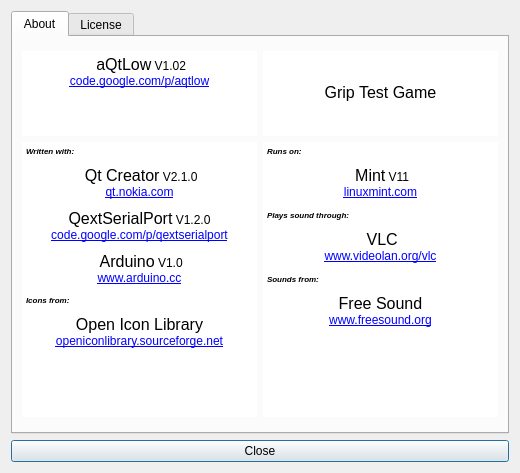
First picture: the form in aQtLow/about.ui, repository bilenadam/aqtlow, before the edit.
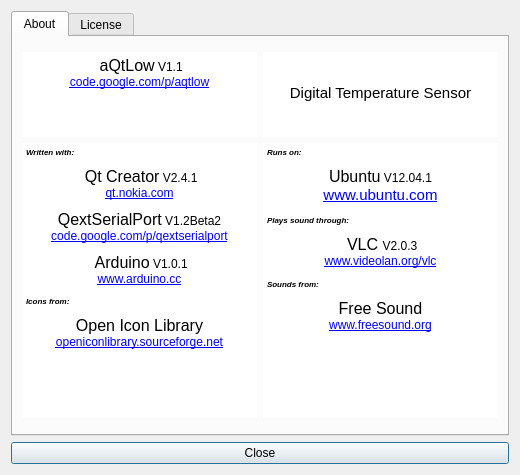
Second picture: the form after the edit. Icons and pictures are not drawn.

Commit message: updated qextserialport and pro file to make it run in windows

Patch:
```diff
--- a/aQtLow/about.ui
+++ b/aQtLow/about.ui
@@ -7,7 +7,7 @@
     <x>0</x>
     <y>0</y>
     <width>520</width>
-    <height>473</height>
+    <height>475</height>
    </rect>
   </property>
   <property name="windowTitle">
@@ -86,9 +86,9 @@
               <string>&lt;!DOCTYPE HTML PUBLIC &quot;-//W3C//DTD HTML 4.0//EN&quot; &quot;http://www.w3.org/TR/REC-html40/strict.dtd&quot;&gt;
 &lt;html&gt;&lt;head&gt;&lt;meta name=&quot;qrichtext&quot; content=&quot;1&quot; /&gt;&lt;style type=&quot;text/css&quot;&gt;
 p, li { white-space: pre-wrap; }
-&lt;/style&gt;&lt;/head&gt;&lt;body style=&quot; font-family:'Sans'; font-size:9pt; font-weight:400; font-style:normal;&quot;&gt;
-&lt;p align=&quot;center&quot; style=&quot; margin-top:0px; margin-bottom:0px; margin-left:0px; margin-right:0px; -qt-block-indent:0; text-indent:0px;&quot;&gt;&lt;img src=&quot;:/Pix/Icons/dipstick-small.png&quot; /&gt; &lt;span style=&quot; font-size:12pt;&quot;&gt;aQtLow&lt;/span&gt; V1.02&lt;/p&gt;
-&lt;p align=&quot;center&quot; style=&quot; margin-top:0px; margin-bottom:0px; margin-left:0px; margin-right:0px; -qt-block-indent:0; text-indent:0px;&quot;&gt;&lt;a href=&quot;http://code.google.com/p/aqtlow/&quot;&gt;&lt;span style=&quot; text-decoration: underline; color:#0000ff;&quot;&gt;code.google.com/p/aqtlow&lt;/span&gt;&lt;/a&gt;&lt;/p&gt;&lt;/body&gt;&lt;/html&gt;</string>
+&lt;/style&gt;&lt;/head&gt;&lt;body style=&quot; font-family:'Ubuntu'; font-size:11pt; font-weight:400; font-style:normal;&quot;&gt;
+&lt;p align=&quot;center&quot; style=&quot; margin-top:0px; margin-bottom:0px; margin-left:0px; margin-right:0px; -qt-block-indent:0; text-indent:0px;&quot;&gt;&lt;img src=&quot;:/Pix/Icons/dipstick-small.png&quot; /&gt;&lt;span style=&quot; font-family:'Sans'; font-size:9pt;&quot;&gt; &lt;/span&gt;&lt;span style=&quot; font-family:'Sans'; font-size:12pt;&quot;&gt;aQtLow&lt;/span&gt;&lt;span style=&quot; font-family:'Sans'; font-size:9pt;&quot;&gt; V1.1&lt;/span&gt;&lt;/p&gt;
+&lt;p align=&quot;center&quot; style=&quot; margin-top:0px; margin-bottom:0px; margin-left:0px; margin-right:0px; -qt-block-indent:0; text-indent:0px;&quot;&gt;&lt;a href=&quot;http://code.google.com/p/aqtlow/&quot;&gt;&lt;span style=&quot; font-family:'Sans'; font-size:9pt; text-decoration: underline; color:#0000ff;&quot;&gt;code.google.com/p/aqtlow&lt;/span&gt;&lt;/a&gt;&lt;/p&gt;&lt;/body&gt;&lt;/html&gt;</string>
              </property>
              <property name="openExternalLinks">
               <bool>true</bool>
@@ -153,10 +153,10 @@
               <string>&lt;!DOCTYPE HTML PUBLIC &quot;-//W3C//DTD HTML 4.0//EN&quot; &quot;http://www.w3.org/TR/REC-html40/strict.dtd&quot;&gt;
 &lt;html&gt;&lt;head&gt;&lt;meta name=&quot;qrichtext&quot; content=&quot;1&quot; /&gt;&lt;style type=&quot;text/css&quot;&gt;
 p, li { white-space: pre-wrap; }
-&lt;/style&gt;&lt;/head&gt;&lt;body style=&quot; font-family:'Sans'; font-size:9pt; font-weight:400; font-style:normal;&quot;&gt;
-&lt;p align=&quot;center&quot; style=&quot;-qt-paragraph-type:empty; margin-top:0px; margin-bottom:0px; margin-left:0px; margin-right:0px; -qt-block-indent:0; text-indent:0px;&quot;&gt;&lt;/p&gt;
-&lt;p align=&quot;center&quot; style=&quot;-qt-paragraph-type:empty; margin-top:0px; margin-bottom:0px; margin-left:0px; margin-right:0px; -qt-block-indent:0; text-indent:0px;&quot;&gt;&lt;/p&gt;
-&lt;p align=&quot;center&quot; style=&quot; margin-top:0px; margin-bottom:0px; margin-left:0px; margin-right:0px; -qt-block-indent:0; text-indent:0px;&quot;&gt;&lt;span style=&quot; font-size:12pt;&quot;&gt;Grip Test Game&lt;/span&gt;&lt;/p&gt;&lt;/body&gt;&lt;/html&gt;</string>
+&lt;/style&gt;&lt;/head&gt;&lt;body style=&quot; font-family:'Ubuntu'; font-size:11pt; font-weight:400; font-style:normal;&quot;&gt;
+&lt;p align=&quot;center&quot; style=&quot;-qt-paragraph-type:empty; margin-top:0px; margin-bottom:0px; margin-left:0px; margin-right:0px; -qt-block-indent:0; text-indent:0px; font-family:'Sans'; font-size:9pt;&quot;&gt;&lt;br /&gt;&lt;/p&gt;
+&lt;p align=&quot;center&quot; style=&quot;-qt-paragraph-type:empty; margin-top:0px; margin-bottom:0px; margin-left:0px; margin-right:0px; -qt-block-indent:0; text-indent:0px; font-family:'Sans'; font-size:9pt;&quot;&gt;&lt;br /&gt;&lt;/p&gt;
+&lt;p align=&quot;center&quot; style=&quot; margin-top:0px; margin-bottom:0px; margin-left:0px; margin-right:0px; -qt-block-indent:0; text-indent:0px;&quot;&gt;Digital Temperature Sensor&lt;/p&gt;&lt;/body&gt;&lt;/html&gt;</string>
              </property>
             </widget>
            </item>
@@ -222,23 +222,23 @@
               <string>&lt;!DOCTYPE HTML PUBLIC &quot;-//W3C//DTD HTML 4.0//EN&quot; &quot;http://www.w3.org/TR/REC-html40/strict.dtd&quot;&gt;
 &lt;html&gt;&lt;head&gt;&lt;meta name=&quot;qrichtext&quot; content=&quot;1&quot; /&gt;&lt;style type=&quot;text/css&quot;&gt;
 p, li { white-space: pre-wrap; }
-&lt;/style&gt;&lt;/head&gt;&lt;body style=&quot; font-family:'Sans'; font-size:9pt; font-weight:400; font-style:normal;&quot;&gt;
-&lt;p style=&quot; margin-top:0px; margin-bottom:0px; margin-left:0px; margin-right:0px; -qt-block-indent:0; text-indent:0px;&quot;&gt;&lt;span style=&quot; font-size:6pt; font-weight:600; font-style:italic;&quot;&gt;Written with:&lt;/span&gt;&lt;/p&gt;
-&lt;p style=&quot;-qt-paragraph-type:empty; margin-top:0px; margin-bottom:0px; margin-left:0px; margin-right:0px; -qt-block-indent:0; text-indent:0px; font-size:6pt;&quot;&gt;&lt;/p&gt;
-&lt;p align=&quot;center&quot; style=&quot; margin-top:0px; margin-bottom:0px; margin-left:0px; margin-right:0px; -qt-block-indent:0; text-indent:0px;&quot;&gt;&lt;img src=&quot;:/Pix/Icons/qtcreator.png&quot; /&gt; &lt;span style=&quot; font-size:12pt;&quot;&gt;Qt Creator&lt;/span&gt; V2.1.0&lt;/p&gt;
-&lt;p align=&quot;center&quot; style=&quot; margin-top:0px; margin-bottom:0px; margin-left:0px; margin-right:0px; -qt-block-indent:0; text-indent:0px;&quot;&gt;&lt;a href=&quot;http://qt.nokia.com/&quot;&gt;&lt;span style=&quot; text-decoration: underline; color:#0000ff;&quot;&gt;qt.nokia.com&lt;/span&gt;&lt;/a&gt;&lt;/p&gt;
-&lt;p align=&quot;center&quot; style=&quot;-qt-paragraph-type:empty; margin-top:0px; margin-bottom:0px; margin-left:0px; margin-right:0px; -qt-block-indent:0; text-indent:0px; font-size:6pt; color:#000000;&quot;&gt;&lt;/p&gt;
-&lt;p align=&quot;center&quot; style=&quot; margin-top:0px; margin-bottom:0px; margin-left:0px; margin-right:0px; -qt-block-indent:0; text-indent:0px;&quot;&gt;&lt;span style=&quot; font-size:12pt;&quot;&gt;QextSerialPort&lt;/span&gt; V1.2.0&lt;/p&gt;
-&lt;p align=&quot;center&quot; style=&quot; margin-top:0px; margin-bottom:0px; margin-left:0px; margin-right:0px; -qt-block-indent:0; text-indent:0px;&quot;&gt;&lt;a href=&quot;http://code.google.com/p/qextserialport/&quot;&gt;&lt;span style=&quot; text-decoration: underline; color:#0000ff;&quot;&gt;code.google.com/p/qextserialport&lt;/span&gt;&lt;/a&gt;&lt;/p&gt;
-&lt;p align=&quot;center&quot; style=&quot;-qt-paragraph-type:empty; margin-top:0px; margin-bottom:0px; margin-left:0px; margin-right:0px; -qt-block-indent:0; text-indent:0px; font-size:6pt; color:#000000;&quot;&gt;&lt;/p&gt;
-&lt;p align=&quot;center&quot; style=&quot; margin-top:0px; margin-bottom:0px; margin-left:0px; margin-right:0px; -qt-block-indent:0; text-indent:0px;&quot;&gt;&lt;img src=&quot;:/Pix/Icons/arduino.xpm&quot; /&gt; &lt;span style=&quot; font-size:12pt;&quot;&gt;Arduino&lt;/span&gt; V1.0&lt;/p&gt;
-&lt;p align=&quot;center&quot; style=&quot; margin-top:0px; margin-bottom:0px; margin-left:0px; margin-right:0px; -qt-block-indent:0; text-indent:0px;&quot;&gt;&lt;a href=&quot;http://www.arduino.cc/&quot;&gt;&lt;span style=&quot; text-decoration: underline; color:#0000ff;&quot;&gt;www.arduino.cc&lt;/span&gt;&lt;/a&gt;&lt;/p&gt;
-&lt;p style=&quot;-qt-paragraph-type:empty; margin-top:0px; margin-bottom:0px; margin-left:0px; margin-right:0px; -qt-block-indent:0; text-indent:0px; font-size:6pt; font-weight:600; font-style:italic; color:#000000;&quot;&gt;&lt;/p&gt;
-&lt;p style=&quot; margin-top:0px; margin-bottom:0px; margin-left:0px; margin-right:0px; -qt-block-indent:0; text-indent:0px;&quot;&gt;&lt;span style=&quot; font-size:6pt; font-weight:600; font-style:italic; color:#000000;&quot;&gt;Icons from:&lt;/span&gt;&lt;/p&gt;
-&lt;p align=&quot;center&quot; style=&quot;-qt-paragraph-type:empty; margin-top:0px; margin-bottom:0px; margin-left:0px; margin-right:0px; -qt-block-indent:0; text-indent:0px; font-size:6pt; color:#000000;&quot;&gt;&lt;/p&gt;
-&lt;p align=&quot;center&quot; style=&quot; margin-top:0px; margin-bottom:0px; margin-left:0px; margin-right:0px; -qt-block-indent:0; text-indent:0px;&quot;&gt;&lt;span style=&quot; font-size:12pt;&quot;&gt;Open Icon Library&lt;/span&gt;&lt;/p&gt;
-&lt;p align=&quot;center&quot; style=&quot; margin-top:0px; margin-bottom:0px; margin-left:0px; margin-right:0px; -qt-block-indent:0; text-indent:0px;&quot;&gt;&lt;a href=&quot;http://openiconlibrary.sourceforge.net/&quot;&gt;&lt;span style=&quot; text-decoration: underline; color:#0000ff;&quot;&gt;openiconlibrary.sourceforge.net&lt;/span&gt;&lt;/a&gt;&lt;/p&gt;
-&lt;p align=&quot;center&quot; style=&quot;-qt-paragraph-type:empty; margin-top:0px; margin-bottom:0px; margin-left:0px; margin-right:0px; -qt-block-indent:0; text-indent:0px; font-size:7pt; color:#000000;&quot;&gt;&lt;/p&gt;&lt;/body&gt;&lt;/html&gt;</string>
+&lt;/style&gt;&lt;/head&gt;&lt;body style=&quot; font-family:'Ubuntu'; font-size:11pt; font-weight:400; font-style:normal;&quot;&gt;
+&lt;p style=&quot; margin-top:0px; margin-bottom:0px; margin-left:0px; margin-right:0px; -qt-block-indent:0; text-indent:0px;&quot;&gt;&lt;span style=&quot; font-family:'Sans'; font-size:6pt; font-weight:600; font-style:italic;&quot;&gt;Written with:&lt;/span&gt;&lt;/p&gt;
+&lt;p style=&quot;-qt-paragraph-type:empty; margin-top:0px; margin-bottom:0px; margin-left:0px; margin-right:0px; -qt-block-indent:0; text-indent:0px; font-family:'Sans'; font-size:6pt;&quot;&gt;&lt;br /&gt;&lt;/p&gt;
+&lt;p align=&quot;center&quot; style=&quot; margin-top:0px; margin-bottom:0px; margin-left:0px; margin-right:0px; -qt-block-indent:0; text-indent:0px;&quot;&gt;&lt;img src=&quot;:/Pix/Icons/qtcreator.png&quot; /&gt;&lt;span style=&quot; font-family:'Sans'; font-size:9pt;&quot;&gt; &lt;/span&gt;&lt;span style=&quot; font-family:'Sans'; font-size:12pt;&quot;&gt;Qt Creator&lt;/span&gt;&lt;span style=&quot; font-family:'Sans'; font-size:9pt;&quot;&gt; V2.4.1&lt;/span&gt;&lt;/p&gt;
+&lt;p align=&quot;center&quot; style=&quot; margin-top:0px; margin-bottom:0px; margin-left:0px; margin-right:0px; -qt-block-indent:0; text-indent:0px;&quot;&gt;&lt;a href=&quot;http://qt.nokia.com/&quot;&gt;&lt;span style=&quot; font-family:'Sans'; font-size:9pt; text-decoration: underline; color:#0000ff;&quot;&gt;qt.nokia.com&lt;/span&gt;&lt;/a&gt;&lt;/p&gt;
+&lt;p align=&quot;center&quot; style=&quot;-qt-paragraph-type:empty; margin-top:0px; margin-bottom:0px; margin-left:0px; margin-right:0px; -qt-block-indent:0; text-indent:0px; font-family:'Sans'; font-size:6pt; color:#000000;&quot;&gt;&lt;br /&gt;&lt;/p&gt;
+&lt;p align=&quot;center&quot; style=&quot; margin-top:0px; margin-bottom:0px; margin-left:0px; margin-right:0px; -qt-block-indent:0; text-indent:0px;&quot;&gt;&lt;span style=&quot; font-family:'Sans'; font-size:12pt;&quot;&gt;QextSerialPort&lt;/span&gt;&lt;span style=&quot; font-family:'Sans'; font-size:9pt;&quot;&gt; V1.2Beta2&lt;/span&gt;&lt;/p&gt;
+&lt;p align=&quot;center&quot; style=&quot; margin-top:0px; margin-bottom:0px; margin-left:0px; margin-right:0px; -qt-block-indent:0; text-indent:0px;&quot;&gt;&lt;a href=&quot;http://code.google.com/p/qextserialport/&quot;&gt;&lt;span style=&quot; font-family:'Sans'; font-size:9pt; text-decoration: underline; color:#0000ff;&quot;&gt;code.google.com/p/qextserialport&lt;/span&gt;&lt;/a&gt;&lt;/p&gt;
+&lt;p align=&quot;center&quot; style=&quot;-qt-paragraph-type:empty; margin-top:0px; margin-bottom:0px; margin-left:0px; margin-right:0px; -qt-block-indent:0; text-indent:0px; font-family:'Sans'; font-size:6pt; color:#000000;&quot;&gt;&lt;br /&gt;&lt;/p&gt;
+&lt;p align=&quot;center&quot; style=&quot; margin-top:0px; margin-bottom:0px; margin-left:0px; margin-right:0px; -qt-block-indent:0; text-indent:0px;&quot;&gt;&lt;img src=&quot;:/Pix/Icons/arduino.xpm&quot; /&gt;&lt;span style=&quot; font-family:'Sans'; font-size:9pt;&quot;&gt; &lt;/span&gt;&lt;span style=&quot; font-family:'Sans'; font-size:12pt;&quot;&gt;Arduino&lt;/span&gt;&lt;span style=&quot; font-family:'Sans'; font-size:9pt;&quot;&gt; V1.0.1&lt;/span&gt;&lt;/p&gt;
+&lt;p align=&quot;center&quot; style=&quot; margin-top:0px; margin-bottom:0px; margin-left:0px; margin-right:0px; -qt-block-indent:0; text-indent:0px;&quot;&gt;&lt;a href=&quot;http://www.arduino.cc/&quot;&gt;&lt;span style=&quot; font-family:'Sans'; font-size:9pt; text-decoration: underline; color:#0000ff;&quot;&gt;www.arduino.cc&lt;/span&gt;&lt;/a&gt;&lt;/p&gt;
+&lt;p style=&quot;-qt-paragraph-type:empty; margin-top:0px; margin-bottom:0px; margin-left:0px; margin-right:0px; -qt-block-indent:0; text-indent:0px; font-family:'Sans'; font-size:6pt; font-weight:600; font-style:italic; color:#000000;&quot;&gt;&lt;br /&gt;&lt;/p&gt;
+&lt;p style=&quot; margin-top:0px; margin-bottom:0px; margin-left:0px; margin-right:0px; -qt-block-indent:0; text-indent:0px;&quot;&gt;&lt;span style=&quot; font-family:'Sans'; font-size:6pt; font-weight:600; font-style:italic; color:#000000;&quot;&gt;Icons from:&lt;/span&gt;&lt;/p&gt;
+&lt;p align=&quot;center&quot; style=&quot;-qt-paragraph-type:empty; margin-top:0px; margin-bottom:0px; margin-left:0px; margin-right:0px; -qt-block-indent:0; text-indent:0px; font-family:'Sans'; font-size:6pt; color:#000000;&quot;&gt;&lt;br /&gt;&lt;/p&gt;
+&lt;p align=&quot;center&quot; style=&quot; margin-top:0px; margin-bottom:0px; margin-left:0px; margin-right:0px; -qt-block-indent:0; text-indent:0px;&quot;&gt;&lt;span style=&quot; font-family:'Sans'; font-size:12pt;&quot;&gt;Open Icon Library&lt;/span&gt;&lt;/p&gt;
+&lt;p align=&quot;center&quot; style=&quot; margin-top:0px; margin-bottom:0px; margin-left:0px; margin-right:0px; -qt-block-indent:0; text-indent:0px;&quot;&gt;&lt;a href=&quot;http://openiconlibrary.sourceforge.net/&quot;&gt;&lt;span style=&quot; font-family:'Sans'; font-size:9pt; text-decoration: underline; color:#0000ff;&quot;&gt;openiconlibrary.sourceforge.net&lt;/span&gt;&lt;/a&gt;&lt;/p&gt;
+&lt;p align=&quot;center&quot; style=&quot;-qt-paragraph-type:empty; margin-top:0px; margin-bottom:0px; margin-left:0px; margin-right:0px; -qt-block-indent:0; text-indent:0px; font-family:'Sans'; font-size:7pt; color:#000000;&quot;&gt;&lt;br /&gt;&lt;/p&gt;&lt;/body&gt;&lt;/html&gt;</string>
              </property>
              <property name="openExternalLinks">
               <bool>true</bool>
@@ -303,21 +303,21 @@
               <string>&lt;!DOCTYPE HTML PUBLIC &quot;-//W3C//DTD HTML 4.0//EN&quot; &quot;http://www.w3.org/TR/REC-html40/strict.dtd&quot;&gt;
 &lt;html&gt;&lt;head&gt;&lt;meta name=&quot;qrichtext&quot; content=&quot;1&quot; /&gt;&lt;style type=&quot;text/css&quot;&gt;
 p, li { white-space: pre-wrap; }
-&lt;/style&gt;&lt;/head&gt;&lt;body style=&quot; font-family:'Sans'; font-size:9pt; font-weight:400; font-style:normal;&quot;&gt;
-&lt;p style=&quot; margin-top:0px; margin-bottom:0px; margin-left:0px; margin-right:0px; -qt-block-indent:0; text-indent:0px;&quot;&gt;&lt;span style=&quot; font-size:6pt; font-weight:600; font-style:italic;&quot;&gt;Runs on:&lt;/span&gt;&lt;/p&gt;
-&lt;p style=&quot;-qt-paragraph-type:empty; margin-top:0px; margin-bottom:0px; margin-left:0px; margin-right:0px; -qt-block-indent:0; text-indent:0px; font-size:6pt;&quot;&gt;&lt;/p&gt;
-&lt;p align=&quot;center&quot; style=&quot; margin-top:0px; margin-bottom:0px; margin-left:0px; margin-right:0px; -qt-block-indent:0; text-indent:0px;&quot;&gt;&lt;img src=&quot;:/Pix/Icons/Mint.png&quot; /&gt; &lt;span style=&quot; font-size:12pt;&quot;&gt;Mint&lt;/span&gt; V11&lt;/p&gt;
-&lt;p align=&quot;center&quot; style=&quot; margin-top:0px; margin-bottom:0px; margin-left:0px; margin-right:0px; -qt-block-indent:0; text-indent:0px;&quot;&gt;&lt;a href=&quot;http://linuxmint.com/&quot;&gt;&lt;span style=&quot; text-decoration: underline; color:#0000ff;&quot;&gt;linuxmint.com&lt;/span&gt;&lt;/a&gt;&lt;/p&gt;
-&lt;p style=&quot;-qt-paragraph-type:empty; margin-top:0px; margin-bottom:0px; margin-left:0px; margin-right:0px; -qt-block-indent:0; text-indent:0px; font-size:7pt;&quot;&gt;&lt;/p&gt;
-&lt;p style=&quot; margin-top:0px; margin-bottom:0px; margin-left:0px; margin-right:0px; -qt-block-indent:0; text-indent:0px;&quot;&gt;&lt;span style=&quot; font-size:6pt; font-weight:600; font-style:italic;&quot;&gt;Plays sound through:&lt;/span&gt;&lt;/p&gt;
-&lt;p style=&quot;-qt-paragraph-type:empty; margin-top:0px; margin-bottom:0px; margin-left:0px; margin-right:0px; -qt-block-indent:0; text-indent:0px; font-size:6pt;&quot;&gt;&lt;/p&gt;
-&lt;p align=&quot;center&quot; style=&quot; margin-top:0px; margin-bottom:0px; margin-left:0px; margin-right:0px; -qt-block-indent:0; text-indent:0px;&quot;&gt;&lt;img src=&quot;:/Pix/Icons/vlc.png&quot; /&gt; &lt;span style=&quot; font-size:12pt;&quot;&gt;VLC&lt;/span&gt;&lt;/p&gt;
-&lt;p align=&quot;center&quot; style=&quot; margin-top:0px; margin-bottom:0px; margin-left:0px; margin-right:0px; -qt-block-indent:0; text-indent:0px;&quot;&gt;&lt;a href=&quot;http://www.videolan.org/vlc/&quot;&gt;&lt;span style=&quot; text-decoration: underline; color:#0000ff;&quot;&gt;www.videolan.org/vlc&lt;/span&gt;&lt;/a&gt;&lt;/p&gt;
-&lt;p style=&quot;-qt-paragraph-type:empty; margin-top:0px; margin-bottom:0px; margin-left:0px; margin-right:0px; -qt-block-indent:0; text-indent:0px; font-size:7pt;&quot;&gt;&lt;/p&gt;
-&lt;p style=&quot; margin-top:0px; margin-bottom:0px; margin-left:0px; margin-right:0px; -qt-block-indent:0; text-indent:0px;&quot;&gt;&lt;span style=&quot; font-size:6pt; font-weight:600; font-style:italic; color:#000000;&quot;&gt;Sounds from:&lt;/span&gt;&lt;/p&gt;
-&lt;p align=&quot;center&quot; style=&quot;-qt-paragraph-type:empty; margin-top:0px; margin-bottom:0px; margin-left:0px; margin-right:0px; -qt-block-indent:0; text-indent:0px; font-size:6pt; color:#000000;&quot;&gt;&lt;/p&gt;
-&lt;p align=&quot;center&quot; style=&quot; margin-top:0px; margin-bottom:0px; margin-left:0px; margin-right:0px; -qt-block-indent:0; text-indent:0px;&quot;&gt;&lt;span style=&quot; font-size:12pt;&quot;&gt;Free Sound&lt;/span&gt;&lt;/p&gt;
-&lt;p align=&quot;center&quot; style=&quot; margin-top:0px; margin-bottom:0px; margin-left:0px; margin-right:0px; -qt-block-indent:0; text-indent:0px;&quot;&gt;&lt;a href=&quot;http://www.freesound.org/&quot;&gt;&lt;span style=&quot; text-decoration: underline; color:#0000ff;&quot;&gt;www.freesound.org&lt;/span&gt;&lt;/a&gt;&lt;/p&gt;&lt;/body&gt;&lt;/html&gt;</string>
+&lt;/style&gt;&lt;/head&gt;&lt;body style=&quot; font-family:'Ubuntu'; font-size:11pt; font-weight:400; font-style:normal;&quot;&gt;
+&lt;p style=&quot; margin-top:0px; margin-bottom:0px; margin-left:0px; margin-right:0px; -qt-block-indent:0; text-indent:0px;&quot;&gt;&lt;span style=&quot; font-family:'Sans'; font-size:6pt; font-weight:600; font-style:italic;&quot;&gt;Runs on:&lt;/span&gt;&lt;/p&gt;
+&lt;p style=&quot;-qt-paragraph-type:empty; margin-top:0px; margin-bottom:0px; margin-left:0px; margin-right:0px; -qt-block-indent:0; text-indent:0px; font-family:'Sans'; font-size:6pt;&quot;&gt;&lt;br /&gt;&lt;/p&gt;
+&lt;p align=&quot;center&quot; style=&quot; margin-top:0px; margin-bottom:0px; margin-left:0px; margin-right:0px; -qt-block-indent:0; text-indent:0px;&quot;&gt;&lt;span style=&quot; font-family:'Sans'; font-size:12pt;&quot;&gt;Ubuntu&lt;/span&gt;&lt;span style=&quot; font-family:'Sans'; font-size:9pt;&quot;&gt; V12.04.1&lt;/span&gt;&lt;/p&gt;
+&lt;p align=&quot;center&quot; style=&quot; margin-top:0px; margin-bottom:0px; margin-left:0px; margin-right:0px; -qt-block-indent:0; text-indent:0px;&quot;&gt;&lt;a href=&quot;http://www.ubuntu.com/&quot;&gt;&lt;span style=&quot; text-decoration: underline; color:#0000ff;&quot;&gt;www.ubuntu.com&lt;/span&gt;&lt;/a&gt;&lt;/p&gt;
+&lt;p style=&quot;-qt-paragraph-type:empty; margin-top:0px; margin-bottom:0px; margin-left:0px; margin-right:0px; -qt-block-indent:0; text-indent:0px; font-family:'Sans'; font-size:7pt;&quot;&gt;&lt;br /&gt;&lt;/p&gt;
+&lt;p style=&quot; margin-top:0px; margin-bottom:0px; margin-left:0px; margin-right:0px; -qt-block-indent:0; text-indent:0px;&quot;&gt;&lt;span style=&quot; font-family:'Sans'; font-size:6pt; font-weight:600; font-style:italic;&quot;&gt;Plays sound through:&lt;/span&gt;&lt;/p&gt;
+&lt;p style=&quot;-qt-paragraph-type:empty; margin-top:0px; margin-bottom:0px; margin-left:0px; margin-right:0px; -qt-block-indent:0; text-indent:0px; font-family:'Sans'; font-size:6pt;&quot;&gt;&lt;br /&gt;&lt;/p&gt;
+&lt;p align=&quot;center&quot; style=&quot; margin-top:0px; margin-bottom:0px; margin-left:0px; margin-right:0px; -qt-block-indent:0; text-indent:0px;&quot;&gt;&lt;img src=&quot;:/Pix/Icons/vlc.png&quot; /&gt;&lt;span style=&quot; font-family:'Sans'; font-size:9pt;&quot;&gt; &lt;/span&gt;&lt;span style=&quot; font-family:'Sans'; font-size:12pt;&quot;&gt;VLC &lt;/span&gt;&lt;span style=&quot; font-family:'Sans'; font-size:9pt;&quot;&gt;V2.0.3&lt;/span&gt;&lt;/p&gt;
+&lt;p align=&quot;center&quot; style=&quot; margin-top:0px; margin-bottom:0px; margin-left:0px; margin-right:0px; -qt-block-indent:0; text-indent:0px;&quot;&gt;&lt;a href=&quot;http://www.videolan.org/vlc/&quot;&gt;&lt;span style=&quot; font-family:'Sans'; font-size:9pt; text-decoration: underline; color:#0000ff;&quot;&gt;www.videolan.org/vlc&lt;/span&gt;&lt;/a&gt;&lt;/p&gt;
+&lt;p style=&quot;-qt-paragraph-type:empty; margin-top:0px; margin-bottom:0px; margin-left:0px; margin-right:0px; -qt-block-indent:0; text-indent:0px; font-family:'Sans'; font-size:7pt;&quot;&gt;&lt;br /&gt;&lt;/p&gt;
+&lt;p style=&quot; margin-top:0px; margin-bottom:0px; margin-left:0px; margin-right:0px; -qt-block-indent:0; text-indent:0px;&quot;&gt;&lt;span style=&quot; font-family:'Sans'; font-size:6pt; font-weight:600; font-style:italic; color:#000000;&quot;&gt;Sounds from:&lt;/span&gt;&lt;/p&gt;
+&lt;p align=&quot;center&quot; style=&quot;-qt-paragraph-type:empty; margin-top:0px; margin-bottom:0px; margin-left:0px; margin-right:0px; -qt-block-indent:0; text-indent:0px; font-family:'Sans'; font-size:6pt; color:#000000;&quot;&gt;&lt;br /&gt;&lt;/p&gt;
+&lt;p align=&quot;center&quot; style=&quot; margin-top:0px; margin-bottom:0px; margin-left:0px; margin-right:0px; -qt-block-indent:0; text-indent:0px;&quot;&gt;&lt;span style=&quot; font-family:'Sans'; font-size:12pt;&quot;&gt;Free Sound&lt;/span&gt;&lt;/p&gt;
+&lt;p align=&quot;center&quot; style=&quot; margin-top:0px; margin-bottom:0px; margin-left:0px; margin-right:0px; -qt-block-indent:0; text-indent:0px;&quot;&gt;&lt;a href=&quot;http://www.freesound.org/&quot;&gt;&lt;span style=&quot; font-family:'Sans'; font-size:9pt; text-decoration: underline; color:#0000ff;&quot;&gt;www.freesound.org&lt;/span&gt;&lt;/a&gt;&lt;/p&gt;&lt;/body&gt;&lt;/html&gt;</string>
              </property>
              <property name="openExternalLinks">
               <bool>true</bool>
```
Left out of the diff: 18 changed lines with no effect on the pictures. The commit also changes 110 other files.
